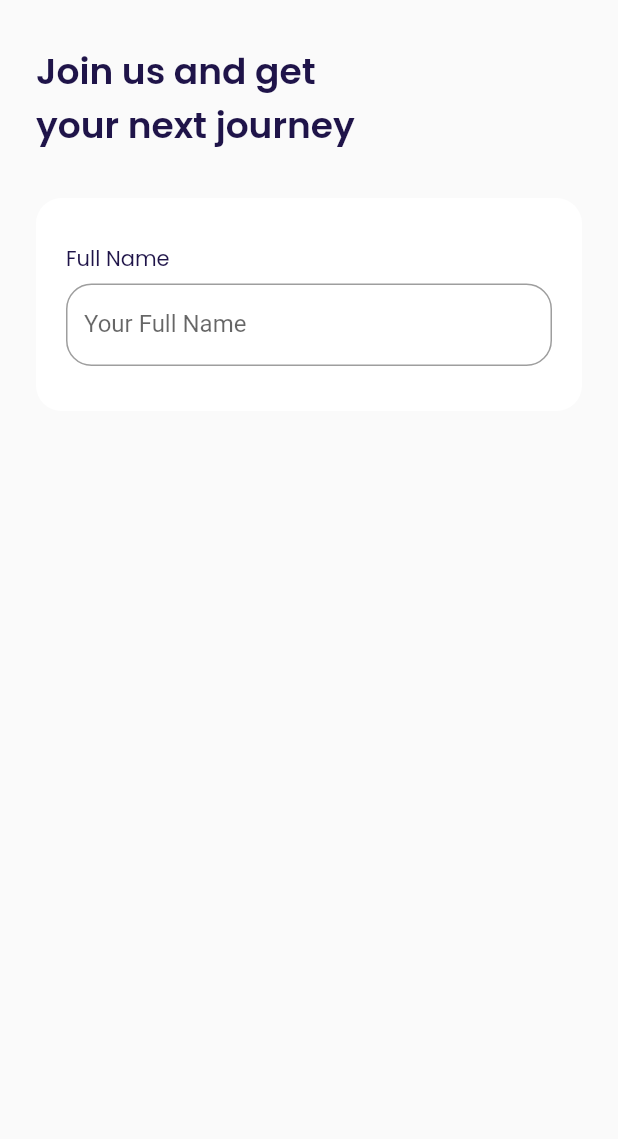
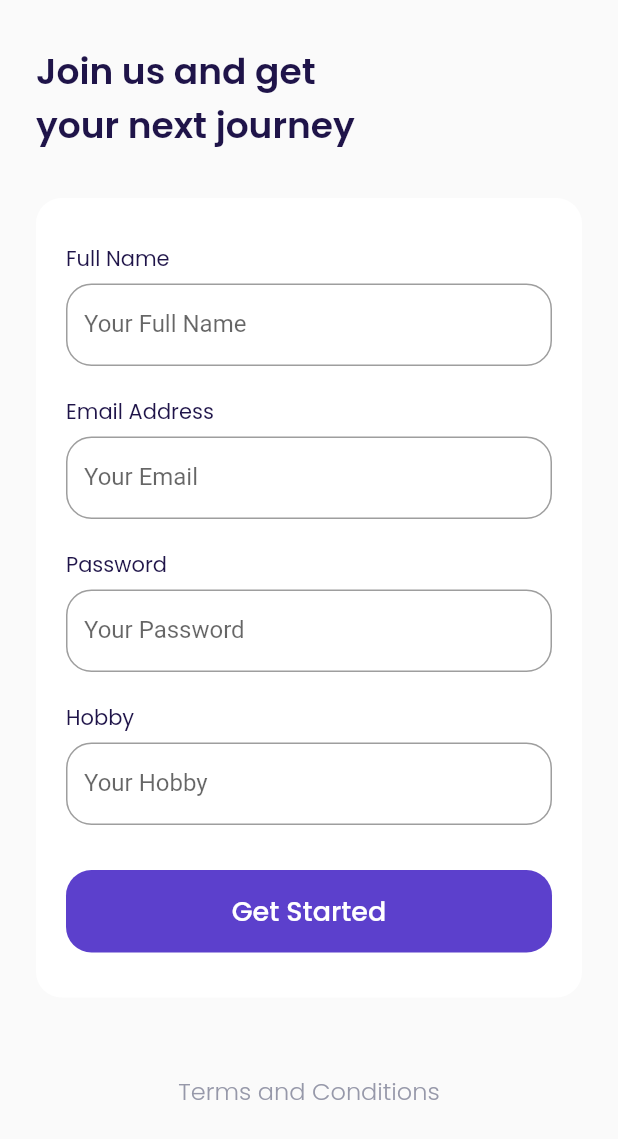
Before and after one commit to rafiyandi/Airplane, a Flutter app: the SignUpPage screen opened by its route, on a phone screen of 412 x 824 dp. Shown: the top 1139 px of the screen. Run offline on Flutter 3.47's test engine with Material 2 defaults, Android fonts, the phone set to English and light mode, and no system bars; our stand-ins replace bloc, cloud_firestore, equatable, firebase_auth, firebase_core, flutter_bloc and 1 more; accounts and stored records are empty.

Commit message:
slacing sign-in

```diff
--- a/app_travel/lib/ui/page/sign_up_page.dart
+++ b/app_travel/lib/ui/page/sign_up_page.dart
@@ -17,7 +17,7 @@ class SignUpPage extends StatelessWidget {
     }
 
     Widget inputSection() {
-      Widget emailinput() {
+      Widget fullNameInput() {
         return Container(
           width: double.infinity,
           height: 82,
@@ -48,6 +48,123 @@ class SignUpPage extends StatelessWidget {
         );
       }
 
+      Widget emailInput() {
+        return Container(
+          margin: EdgeInsets.only(top: 20),
+          width: double.infinity,
+          height: 82,
+          child: Column(
+            crossAxisAlignment: CrossAxisAlignment.start,
+            children: [
+              Text(
+                "Email Address",
+                style: blackTextStyle,
+              ),
+              SizedBox(
+                height: 6,
+              ),
+              Expanded(
+                child: TextFormField(
+                  decoration: InputDecoration(
+                      hintText: "Your Email",
+                      border: OutlineInputBorder(
+                        borderRadius: BorderRadius.circular(defaultRadius),
+                      ),
+                      focusedBorder: OutlineInputBorder(
+                          borderRadius: BorderRadius.circular(defaultRadius),
+                          borderSide: BorderSide(color: kPrimaryColor))),
+                ),
+              ),
+            ],
+          ),
+        );
+      }
+
+      Widget passwordInput() {
+        return Container(
+          margin: EdgeInsets.only(top: 20),
+          width: double.infinity,
+          height: 82,
+          child: Column(
+            crossAxisAlignment: CrossAxisAlignment.start,
+            children: [
+              Text(
+                "Password",
+                style: blackTextStyle,
+              ),
+              SizedBox(
+                height: 6,
+              ),
+              Expanded(
+                child: TextFormField(
+                  obscureText: true,
+                  decoration: InputDecoration(
+                      hintText: "Your Password",
+                      border: OutlineInputBorder(
+                        borderRadius: BorderRadius.circular(defaultRadius),
+                      ),
+                      focusedBorder: OutlineInputBorder(
+                          borderRadius: BorderRadius.circular(defaultRadius),
+                          borderSide: BorderSide(color: kPrimaryColor))),
+                ),
+              ),
+            ],
+          ),
+        );
+      }
+
+      Widget hobbyInput() {
+        return Container(
+          margin: EdgeInsets.only(top: 20),
+          width: double.infinity,
+          height: 82,
+          child: Column(
+            crossAxisAlignment: CrossAxisAlignment.start,
+            children: [
+              Text(
+                "Hobby",
+                style: blackTextStyle,
+              ),
+              SizedBox(
+                height: 6,
+              ),
+              Expanded(
+                child: TextFormField(
+                  decoration: InputDecoration(
+                      hintText: "Your Hobby",
+                      border: OutlineInputBorder(
+                        borderRadius: BorderRadius.circular(defaultRadius),
+                      ),
+                      focusedBorder: OutlineInputBorder(
+                          borderRadius: BorderRadius.circular(defaultRadius),
+                          borderSide: BorderSide(color: kPrimaryColor))),
+                ),
+              ),
+            ],
+          ),
+        );
+      }
+
+      Widget submitButton() {
+        return Container(
+          margin: EdgeInsets.only(top: 30),
+          width: double.infinity,
+          height: 55,
+          child: TextButton(
+              style: TextButton.styleFrom(
+                  backgroundColor: kPrimaryColor,
+                  shape: RoundedRectangleBorder(
+                    borderRadius: BorderRadius.circular(defaultRadius),
+                  )),
+              onPressed: () {},
+              child: Text(
+                "Get Started",
+                style:
+                    whiteTextStyle.copyWith(fontSize: 18, fontWeight: medium),
+              )),
+        );
+      }
+
       return Container(
         margin: EdgeInsets.only(top: 30),
         padding: EdgeInsets.symmetric(horizontal: 20, vertical: 30),
@@ -57,8 +174,23 @@ class SignUpPage extends StatelessWidget {
         ),
         child: Column(
           children: [
-            emailinput(),
+            fullNameInput(),
+            emailInput(),
+            passwordInput(),
+            hobbyInput(),
+            submitButton(),
           ],
+        ),
+      );
+    }
+
+    Widget tcButton() {
+      return Container(
+        alignment: Alignment.center,
+        margin: EdgeInsets.only(top: 50, bottom: 73),
+        child: Text(
+          "Terms and Conditions",
+          style: greyTextStyle.copyWith(fontSize: 16, fontWeight: light),
         ),
       );
     }
@@ -71,6 +203,7 @@ class SignUpPage extends StatelessWidget {
           children: [
             title(),
             inputSection(),
+            tcButton(),
           ],
         ),
       ),
```
